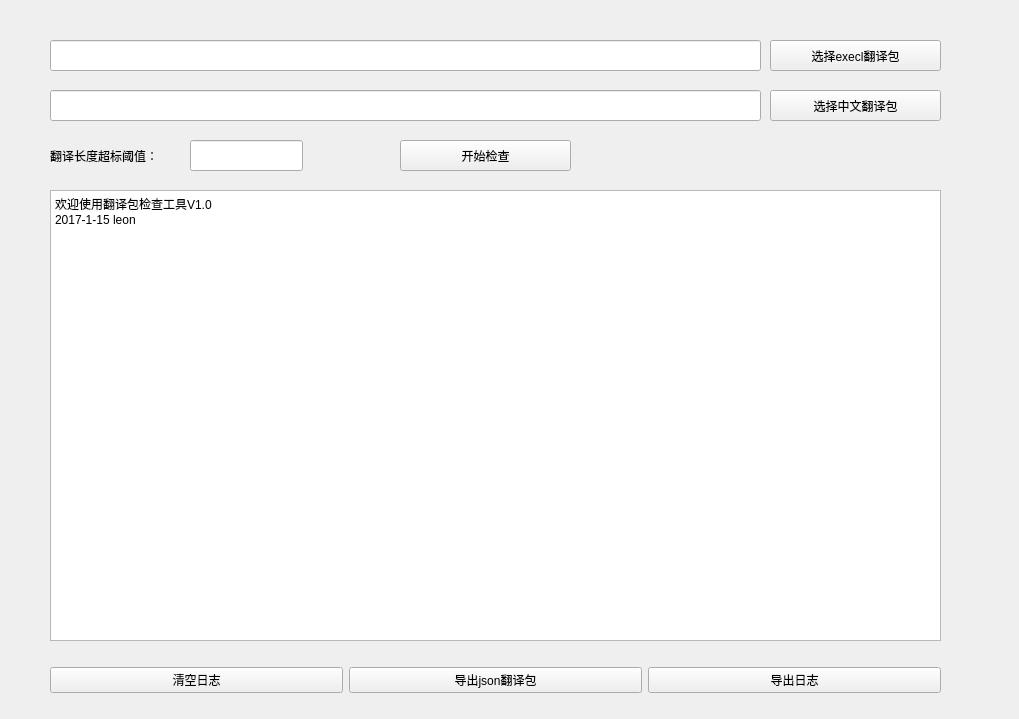
First picture: the form in multi_lang_check_tool/qtgui/form.ui, repository redblack5509/practice, before the edit.
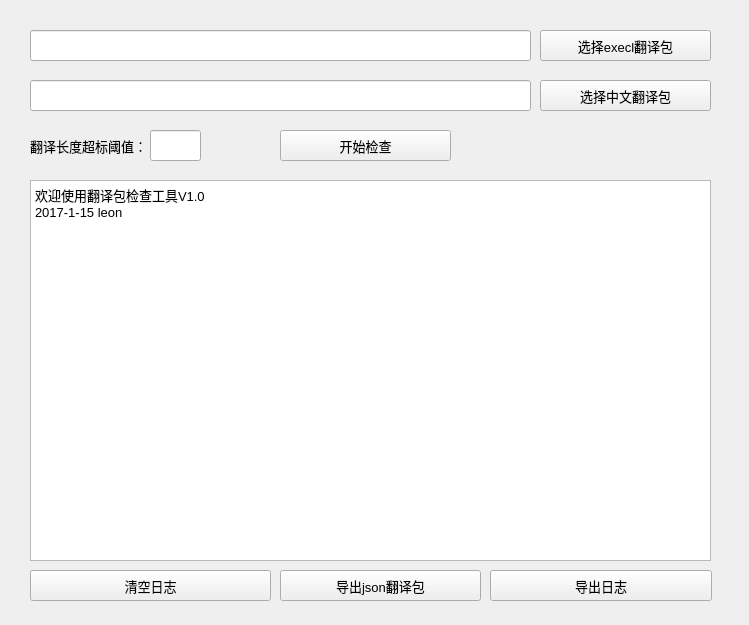
Second picture: the form after the edit. Icons and pictures are not drawn.

Diff of the .ui file:
```diff
--- a/multi_lang_check_tool/qtgui/form.ui
+++ b/multi_lang_check_tool/qtgui/form.ui
@@ -6,10 +6,33 @@
    <rect>
     <x>0</x>
     <y>0</y>
-    <width>1019</width>
-    <height>719</height>
+    <width>749</width>
+    <height>625</height>
    </rect>
   </property>
+  <property name="sizePolicy">
+   <sizepolicy hsizetype="Expanding" vsizetype="Expanding">
+    <horstretch>0</horstretch>
+    <verstretch>0</verstretch>
+   </sizepolicy>
+  </property>
+  <property name="minimumSize">
+   <size>
+    <width>749</width>
+    <height>625</height>
+   </size>
+  </property>
+  <property name="maximumSize">
+   <size>
+    <width>749</width>
+    <height>625</height>
+   </size>
+  </property>
+  <property name="font">
+   <font>
+    <pointsize>10</pointsize>
+   </font>
+  </property>
   <property name="windowTitle">
    <string>翻译包检查工具</string>
   </property>
@@ -19,9 +42,9 @@
   <widget class="QLineEdit" name="execl_path_input">
    <property name="geometry">
     <rect>
-     <x>50</x>
-     <y>40</y>
-     <width>711</width>
+     <x>30</x>
+     <y>30</y>
+     <width>501</width>
      <height>31</height>
     </rect>
    </property>
@@ -32,8 +55,8 @@
   <widget class="QPushButton" name="select_execl_btn">
    <property name="geometry">
     <rect>
-     <x>770</x>
-     <y>40</y>
+     <x>540</x>
+     <y>30</y>
      <width>171</width>
      <height>31</height>
     </rect>
@@ -45,9 +68,9 @@
   <widget class="QLineEdit" name="cn_path_input">
    <property name="geometry">
     <rect>
-     <x>50</x>
-     <y>90</y>
-     <width>711</width>
+     <x>30</x>
+     <y>80</y>
+     <width>501</width>
      <height>31</height>
     </rect>
    </property>
@@ -55,8 +78,8 @@
   <widget class="QPushButton" name="select_cn_btn">
    <property name="geometry">
     <rect>
-     <x>770</x>
-     <y>90</y>
+     <x>540</x>
+     <y>80</y>
      <width>171</width>
      <height>31</height>
     </rect>
@@ -65,44 +88,11 @@
     <string>选择中文翻译包</string>
    </property>
   </widget>
-  <widget class="QWidget" name="horizontalLayoutWidget">
-   <property name="geometry">
-    <rect>
-     <x>50</x>
-     <y>660</y>
-     <width>891</width>
-     <height>41</height>
-    </rect>
-   </property>
-   <layout class="QHBoxLayout" name="horizontalLayout_2">
-    <item>
-     <widget class="QPushButton" name="pushButton_7">
-      <property name="text">
-       <string>清空日志</string>
-      </property>
-     </widget>
-    </item>
-    <item>
-     <widget class="QPushButton" name="pushButton_5">
-      <property name="text">
-       <string>导出json翻译包</string>
-      </property>
-     </widget>
-    </item>
-    <item>
-     <widget class="QPushButton" name="pushButton_6">
-      <property name="text">
-       <string>导出日志</string>
-      </property>
-     </widget>
-    </item>
-   </layout>
-  </widget>
   <widget class="QPushButton" name="checkBtn">
    <property name="geometry">
     <rect>
-     <x>400</x>
-     <y>140</y>
+     <x>280</x>
+     <y>130</y>
      <width>171</width>
      <height>31</height>
     </rect>
@@ -117,17 +107,22 @@
    </property>
    <property name="geometry">
     <rect>
-     <x>50</x>
-     <y>190</y>
-     <width>891</width>
-     <height>451</height>
+     <x>30</x>
+     <y>180</y>
+     <width>681</width>
+     <height>381</height>
     </rect>
    </property>
+   <property name="font">
+    <font>
+     <pointsize>10</pointsize>
+    </font>
+   </property>
    <property name="html">
     <string>&lt;!DOCTYPE HTML PUBLIC &quot;-//W3C//DTD HTML 4.0//EN&quot; &quot;http://www.w3.org/TR/REC-html40/strict.dtd&quot;&gt;
 &lt;html&gt;&lt;head&gt;&lt;meta name=&quot;qrichtext&quot; content=&quot;1&quot; /&gt;&lt;style type=&quot;text/css&quot;&gt;
 p, li { white-space: pre-wrap; }
-&lt;/style&gt;&lt;/head&gt;&lt;body style=&quot; font-family:'SimSun'; font-size:9pt; font-weight:400; font-style:normal;&quot;&gt;
+&lt;/style&gt;&lt;/head&gt;&lt;body style=&quot; font-family:'SimSun'; font-size:10pt; font-weight:400; font-style:normal;&quot;&gt;
 &lt;p style=&quot; margin-top:0px; margin-bottom:0px; margin-left:0px; margin-right:0px; -qt-block-indent:0; text-indent:0px;&quot;&gt;欢迎使用翻译包检查工具V1.0&lt;/p&gt;
 &lt;p style=&quot; margin-top:0px; margin-bottom:0px; margin-left:0px; margin-right:0px; -qt-block-indent:0; text-indent:0px;&quot;&gt;2017-1-15 leon&lt;/p&gt;&lt;/body&gt;&lt;/html&gt;</string>
    </property>
@@ -135,8 +130,8 @@
   <widget class="QLabel" name="label">
    <property name="geometry">
     <rect>
-     <x>50</x>
-     <y>140</y>
+     <x>30</x>
+     <y>130</y>
      <width>141</width>
      <height>31</height>
     </rect>
@@ -148,13 +143,52 @@
   <widget class="QLineEdit" name="width_input">
    <property name="geometry">
     <rect>
-     <x>190</x>
-     <y>140</y>
-     <width>113</width>
+     <x>150</x>
+     <y>130</y>
+     <width>51</width>
      <height>31</height>
     </rect>
    </property>
   </widget>
+  <widget class="QPushButton" name="pushButton_6">
+   <property name="geometry">
+    <rect>
+     <x>490</x>
+     <y>570</y>
+     <width>222</width>
+     <height>31</height>
+    </rect>
+   </property>
+   <property name="text">
+    <string>导出日志</string>
+   </property>
+  </widget>
+  <widget class="QPushButton" name="pushButton_5">
+   <property name="geometry">
+    <rect>
+     <x>280</x>
+     <y>570</y>
+     <width>201</width>
+     <height>31</height>
+    </rect>
+   </property>
+   <property name="text">
+    <string>导出json翻译包</string>
+   </property>
+  </widget>
+  <widget class="QPushButton" name="pushButton_7">
+   <property name="geometry">
+    <rect>
+     <x>30</x>
+     <y>570</y>
+     <width>241</width>
+     <height>31</height>
+    </rect>
+   </property>
+   <property name="text">
+    <string>清空日志</string>
+   </property>
+  </widget>
  </widget>
  <resources/>
  <connections>
```
Left out of the diff: 4 changed lines with no effect on the pictures.
